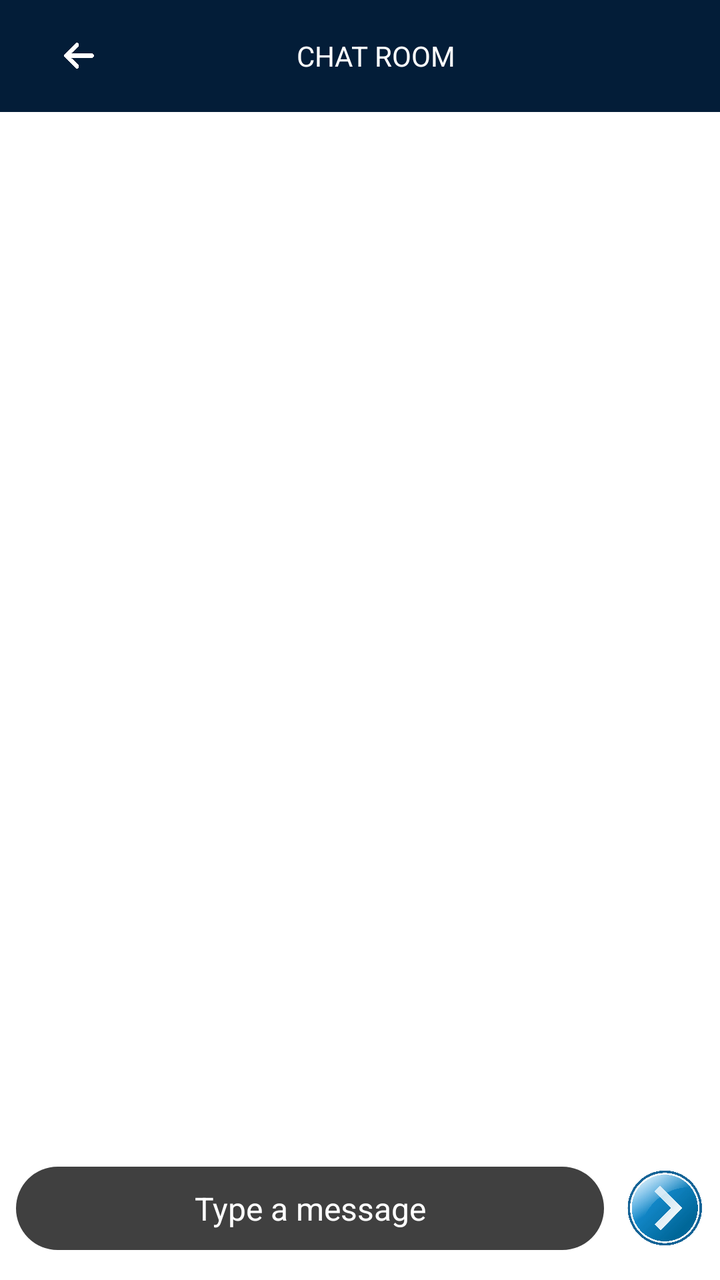
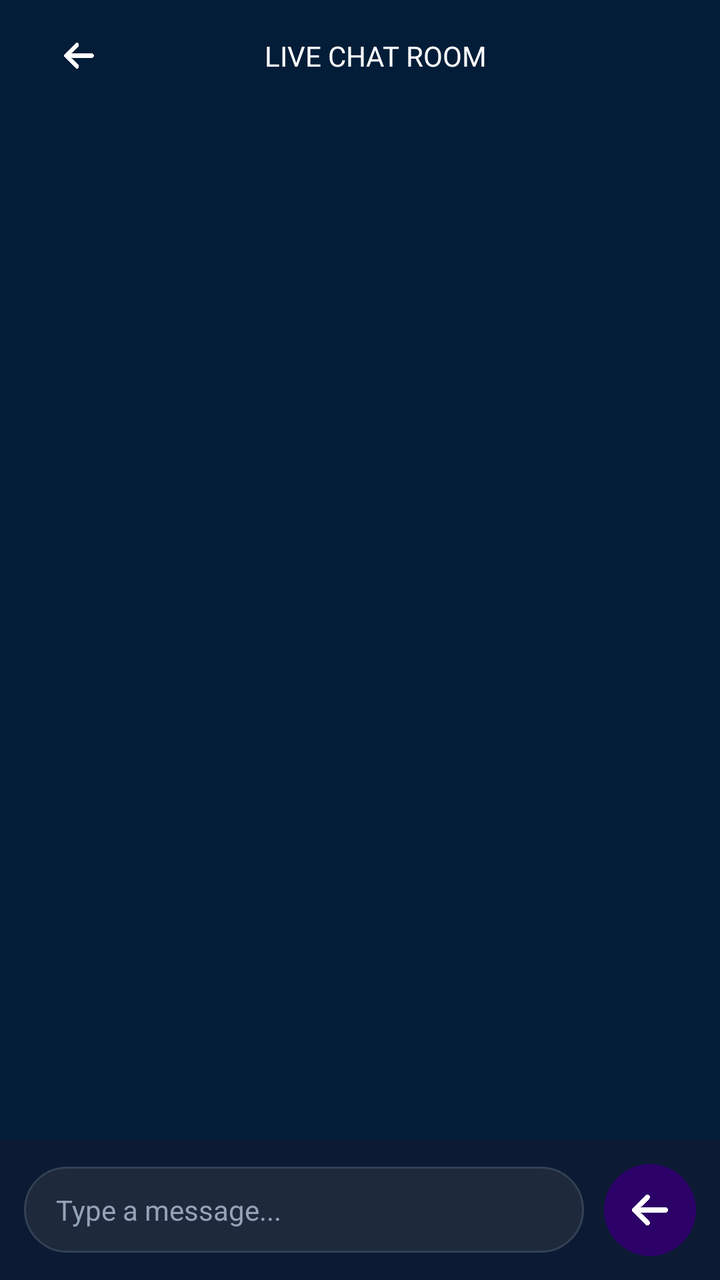

Screens rendered from an Android XML layout before and after an edit, with the pre-edit source and the edit as a unified diff.
<!-- AndroidManifest.xml: application theme Theme.TuskEsport -->
<!-- res/layout/activity_chat_message.xml -->
<?xml version="1.0" encoding="utf-8"?>
<LinearLayout xmlns:android="http://schemas.android.com/apk/res/android"
    android:layout_width="match_parent"
    android:layout_height="match_parent"
    android:id="@+id/main"
    xmlns:app="http://schemas.android.com/apk/res-auto"
    android:orientation="vertical"
    android:background="#FFFFFF">

    <androidx.appcompat.widget.Toolbar
        android:id="@+id/toolbar"
        android:layout_width="match_parent"
        android:layout_height="wrap_content"
        android:background="@color/colorDarkBlue"
        app:layout_constraintTop_toTopOf="parent"
        app:layout_constraintStart_toStartOf="parent"
        app:layout_constraintEnd_toEndOf="parent">

        <RelativeLayout
            android:layout_width="match_parent"
            android:layout_height="56dp"
            android:paddingStart="16dp"
            android:paddingEnd="16dp">

            <ImageView
                android:id="@+id/back_button"
                android:layout_width="15dp"
                android:layout_height="15dp"
                android:layout_centerVertical="true"
                android:src="@drawable/arrow_white"
                android:contentDescription="Back" />

            <TextView
                android:id="@+id/toolbar_title"
                android:layout_width="wrap_content"
                android:layout_height="wrap_content"
                android:layout_centerInParent="true"
                android:text="CHAT ROOM"
                android:textSize="14dp"
                android:fontFamily="sans-serif-thin"
                android:textColor="@color/white"
                android:textStyle="bold" />

        </RelativeLayout>
    </androidx.appcompat.widget.Toolbar>

    
    <androidx.recyclerview.widget.RecyclerView
        android:id="@+id/recyclerViewMessages"
        android:layout_width="match_parent"
        android:layout_height="0dp"
        android:layout_weight="1"
        android:padding="8dp" />

    
    <LinearLayout
        android:id="@+id/bottomBar"
        android:layout_width="match_parent"
        android:layout_height="wrap_content"
        android:gravity="center"
        android:clipToPadding="false"
        android:padding="8dp"
        android:layout_marginBottom="7dp">

        <EditText
            android:id="@+id/messageInput"
            android:layout_width="0dp"
            android:layout_height="wrap_content"
            android:layout_weight="1"
            android:hint="Type a message"
            android:padding="10dp"
            android:background="@drawable/rounded_edittext_chat"
            android:textColor="#fff"
            android:textAlignment="center"
            android:textColorHint="#fff"
            android:textSize="16sp" />



        <androidx.appcompat.widget.AppCompatButton
            android:id="@+id/sendButton"
            android:layout_width="40dp"
            android:layout_height="40dp"
            android:layout_marginLeft="10dp"
            android:background="@drawable/right"/>
    </LinearLayout>
</LinearLayout>
<!-- resources referenced by this layout -->
<resources>
  <color name="colorDarkBlue">#031d38</color>
  <color name="white">#FFFFFFFF</color>
  <!-- drawable arrow_white: webp bitmap (drawable, 2392 bytes) -->
  <!-- drawable right: webp bitmap (drawable, 84246 bytes) -->
  <!-- drawable rounded_edittext_chat (drawable) -->
  <shape xmlns:android="http://schemas.android.com/apk/res/android"
      android:shape="rectangle">
      <solid android:color="#404040" />
      <corners android:radius="50dp" />
  </shape>
  <style name="Theme.TuskEsport" parent="Theme.MaterialComponents.DayNight.DarkActionBar">
          
          <item name="colorPrimary">@color/purple_500</item>
          <item name="colorPrimaryVariant">@color/purple_700</item>
          <item name="colorOnPrimary">@color/white</item>
  
          <item name="colorSecondary">@color/teal_200</item>
          <item name="colorSecondaryVariant">@color/teal_700</item>
          <item name="colorOnSecondary">@color/black</item>
  
          
          <item name="android:statusBarColor">@color/purple_700</item>
          <item name="android:navigationBarColor">@android:color/black</item>
          <item name="android:windowLightStatusBar">false</item>
          <item name="android:windowLightNavigationBar">false</item>
  
          
          <item name="android:forceDarkAllowed">false</item>
      </style>
  <color name="purple_500">#FF6200EE</color>
  <color name="purple_700">#FF3700B3</color>
  <color name="teal_200">#FF03DAC5</color>
  <color name="teal_700">#FF018786</color>
  <color name="black">#FF000000</color>
</resources>

<!-- the commit's change to res/layout/activity_chat_message.xml (unified diff, before → after) -->
@@ -5,7 +5,7 @@
     android:id="@+id/main"
     xmlns:app="http://schemas.android.com/apk/res-auto"
     android:orientation="vertical"
-    android:background="#FFFFFF">
+    android:background="@color/colorDarkBlue">
 
     <androidx.appcompat.widget.Toolbar
         android:id="@+id/toolbar"
@@ -35,7 +35,7 @@
                 android:layout_width="wrap_content"
                 android:layout_height="wrap_content"
                 android:layout_centerInParent="true"
-                android:text="CHAT ROOM"
+                android:text="LIVE CHAT ROOM"
                 android:textSize="14dp"
                 android:fontFamily="sans-serif-thin"
                 android:textColor="@color/white"
@@ -50,7 +50,8 @@
         android:layout_width="match_parent"
         android:layout_height="0dp"
         android:layout_weight="1"
-        android:padding="8dp" />
+        android:clipToPadding="false"
+        android:padding="12dp" />
 
     
     <LinearLayout
@@ -58,30 +59,35 @@
         android:layout_width="match_parent"
         android:layout_height="wrap_content"
         android:gravity="center"
+        android:background="#0C1B33"
         android:clipToPadding="false"
-        android:padding="8dp"
-        android:layout_marginBottom="7dp">
+        android:padding="12dp"
+        android:elevation="8dp">
 
         <EditText
             android:id="@+id/messageInput"
             android:layout_width="0dp"
             android:layout_height="wrap_content"
             android:layout_weight="1"
-            android:hint="Type a message"
-            android:padding="10dp"
+            android:hint="Type a message..."
+            android:paddingHorizontal="16dp"
+            android:paddingVertical="12dp"
             android:background="@drawable/rounded_edittext_chat"
-            android:textColor="#fff"
-            android:textAlignment="center"
-            android:textColorHint="#fff"
-            android:textSize="16sp" />
+            android:textColor="@color/white"
+            android:textAlignment="textStart"
+            android:gravity="center_vertical|start"
+            android:textColorHint="#94A3B8"
+            android:textSize="14sp" />
 
-
-
-        <androidx.appcompat.widget.AppCompatButton
+        <ImageButton
             android:id="@+id/sendButton"
-            android:layout_width="40dp"
-            android:layout_height="40dp"
-            android:layout_marginLeft="10dp"
-            android:background="@drawable/right"/>
+            android:layout_width="46dp"
+            android:layout_height="46dp"
+            android:layout_marginStart="10dp"
+            android:background="@drawable/bg_send_button"
+            android:src="@drawable/arrow_white"
+            android:scaleType="centerInside"
+            android:padding="14dp"
+            android:contentDescription="Send" />
     </LinearLayout>
 </LinearLayout>
<!-- resource entries referenced after the edit -->
@@ -3,12 +3,18 @@
   <color name="colorDarkBlue">#031d38</color>
   <color name="white">#FFFFFFFF</color>
   <!-- drawable arrow_white: webp bitmap (drawable, 2392 bytes) -->
-  <!-- drawable right: webp bitmap (drawable, 84246 bytes) -->
+  <!-- drawable bg_send_button (drawable) -->
+  <shape xmlns:android="http://schemas.android.com/apk/res/android"
+      android:shape="rectangle">
+      <solid android:color="#2C0168" />
+      <corners android:radius="24dp" />
+  </shape>
   <!-- drawable rounded_edittext_chat (drawable) -->
   <shape xmlns:android="http://schemas.android.com/apk/res/android"
       android:shape="rectangle">
-      <solid android:color="#404040" />
-      <corners android:radius="50dp" />
+      <solid android:color="#1E293B" />
+      <stroke android:width="1dp" android:color="#334155" />
+      <corners android:radius="24dp" />
   </shape>
   <style name="Theme.TuskEsport" parent="Theme.MaterialComponents.DayNight.DarkActionBar">
           
